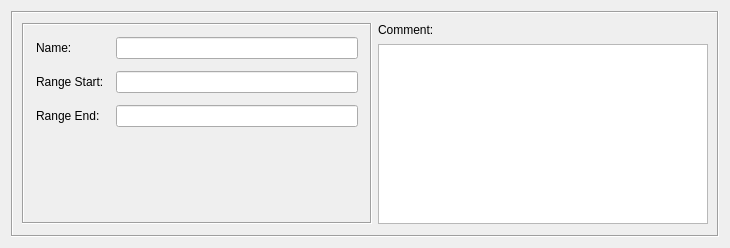
Above: src/libgui/addressrangedialog_q.ui from fwbuilder/fwbuilder before the change. Below: the same form after it.
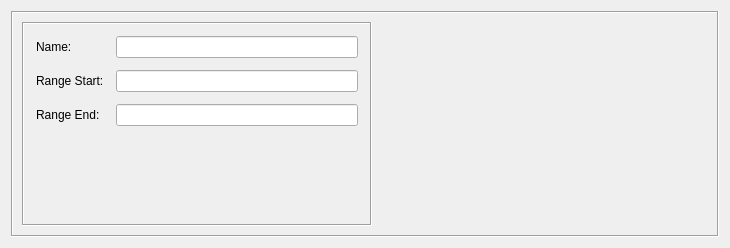
That is the form after the change. Custom widgets are drawn as their Qt base class.

Commit message:
Manually merged keyword management/filtering code from fortress. All dialogs modified to include custom keyword/comment widget.
Also added first cut at 'dynamic group' implementation.

```diff
--- a/src/libgui/addressrangedialog_q.ui
+++ b/src/libgui/addressrangedialog_q.ui
@@ -57,16 +57,19 @@
         <property name="frameShadow" >
          <enum>QFrame::Sunken</enum>
         </property>
-        <layout class="QGridLayout" >
-         <property name="margin" >
+        <layout class="QFormLayout" name="formLayout">
+         <property name="horizontalSpacing">
           <number>12</number>
          </property>
-         <property name="spacing" >
+         <property name="verticalSpacing">
           <number>12</number>
          </property>
-         <item row="0" column="0" >
-          <widget class="QLabel" name="textLabel1" >
-           <property name="text" >
+         <property name="margin">
+          <number>12</number>
+         </property>
+         <item row="0" column="0">
+          <widget class="QLabel" name="textLabel1">
+           <property name="text">
             <string>Name:</string>
            </property>
            <property name="wordWrap" >
@@ -74,10 +77,10 @@
            </property>
           </widget>
          </item>
-         <item row="0" column="1" >
-          <widget class="QLineEdit" name="obj_name" >
-           <property name="sizePolicy" >
-            <sizepolicy vsizetype="Fixed" hsizetype="Preferred" >
+         <item row="0" column="1">
+          <widget class="QLineEdit" name="obj_name">
+           <property name="sizePolicy">
+            <sizepolicy hsizetype="Preferred" vsizetype="Fixed">
              <horstretch>200</horstretch>
              <verstretch>0</verstretch>
             </sizepolicy>
@@ -90,9 +93,9 @@
            </property>
           </widget>
          </item>
-         <item row="1" column="0" >
-          <widget class="QLabel" name="textLabel2_2" >
-           <property name="text" >
+         <item row="1" column="0">
+          <widget class="QLabel" name="textLabel2_2">
+           <property name="text">
             <string>Range Start:</string>
            </property>
            <property name="wordWrap" >
@@ -100,19 +103,19 @@
            </property>
           </widget>
          </item>
-         <item row="1" column="1" >
-          <widget class="QLineEdit" name="rangeStart" >
-           <property name="sizePolicy" >
-            <sizepolicy vsizetype="Fixed" hsizetype="Preferred" >
+         <item row="1" column="1">
+          <widget class="QLineEdit" name="rangeStart">
+           <property name="sizePolicy">
+            <sizepolicy hsizetype="Preferred" vsizetype="Fixed">
              <horstretch>0</horstretch>
              <verstretch>0</verstretch>
             </sizepolicy>
            </property>
           </widget>
          </item>
-         <item row="2" column="0" >
-          <widget class="QLabel" name="textLabel2_2_2" >
-           <property name="text" >
+         <item row="2" column="0">
+          <widget class="QLabel" name="textLabel2_2_2">
+           <property name="text">
             <string>Range End:</string>
            </property>
            <property name="wordWrap" >
@@ -120,95 +123,26 @@
            </property>
           </widget>
          </item>
-         <item row="2" column="1" >
-          <widget class="QLineEdit" name="rangeEnd" >
-           <property name="sizePolicy" >
-            <sizepolicy vsizetype="Fixed" hsizetype="Preferred" >
+         <item row="2" column="1">
+          <widget class="QLineEdit" name="rangeEnd">
+           <property name="sizePolicy">
+            <sizepolicy hsizetype="Preferred" vsizetype="Fixed">
              <horstretch>0</horstretch>
              <verstretch>0</verstretch>
             </sizepolicy>
            </property>
           </widget>
          </item>
-         <item row="3" column="0" colspan="2" >
-          <spacer>
-           <property name="orientation" >
-            <enum>Qt::Horizontal</enum>
-           </property>
-           <property name="sizeType" >
-            <enum>QSizePolicy::Fixed</enum>
-           </property>
-           <property name="sizeHint" stdset="0" >
-            <size>
-             <width>250</width>
-             <height>20</height>
-            </size>
-           </property>
-          </spacer>
-         </item>
-         <item row="4" column="1" >
-          <spacer>
-           <property name="orientation" >
-            <enum>Qt::Vertical</enum>
-           </property>
-           <property name="sizeType" >
-            <enum>QSizePolicy::MinimumExpanding</enum>
-           </property>
-           <property name="sizeHint" stdset="0" >
-            <size>
-             <width>110</width>
-             <height>21</height>
-            </size>
-           </property>
-          </spacer>
-         </item>
         </layout>
        </widget>
       </item>
-      <item row="0" column="1" >
-       <widget class="QLabel" name="textLabel2" >
-        <property name="sizePolicy" >
-         <sizepolicy vsizetype="Fixed" hsizetype="Preferred" >
+      <item row="0" column="1">
+       <widget class="CommentKeywords" name="commentKeywords" native="true">
+        <property name="sizePolicy">
+         <sizepolicy hsizetype="Expanding" vsizetype="Expanding">
           <horstretch>0</horstretch>
           <verstretch>0</verstretch>
          </sizepolicy>
-        </property>
-        <property name="frameShape" >
-         <enum>QFrame::NoFrame</enum>
-        </property>
-        <property name="frameShadow" >
-         <enum>QFrame::Plain</enum>
-        </property>
-        <property name="text" >
-         <string>Comment:</string>
-        </property>
-        <property name="wordWrap" >
-         <bool>false</bool>
-        </property>
-       </widget>
-      </item>
-      <item row="1" column="1" >
-       <widget class="TextEditWidget" name="comment" >
-        <property name="sizePolicy" >
-         <sizepolicy vsizetype="Expanding" hsizetype="Expanding" >
-          <horstretch>0</horstretch>
-          <verstretch>100</verstretch>
-         </sizepolicy>
-        </property>
-        <property name="minimumSize" >
-         <size>
-          <width>200</width>
-          <height>0</height>
-         </size>
-        </property>
-        <property name="maximumSize" >
-         <size>
-          <width>16777215</width>
-          <height>180</height>
-         </size>
-        </property>
-        <property name="tabChangesFocus" >
-         <bool>true</bool>
         </property>
        </widget>
       </item>
@@ -219,14 +153,10 @@
  </widget>
  <customwidgets>
   <customwidget>
-   <class>TextEditWidget</class>
-   <extends>QTextEdit</extends>
-   <header>TextEditWidget.h</header>
-  </customwidget>
-  <customwidget>
-   <class>QLineEdit</class>
-   <extends>QLineEdit</extends>
-   <header>QLineEdit.h</header>
+   <class>CommentKeywords</class>
+   <extends>QWidget</extends>
+   <header>CommentKeywords.h</header>
+   <container>1</container>
   </customwidget>
  </customwidgets>
  <tabstops>
```
Left out of the diff: 121 changed lines with no effect on the pictures. The commit also changes 87 other files.
